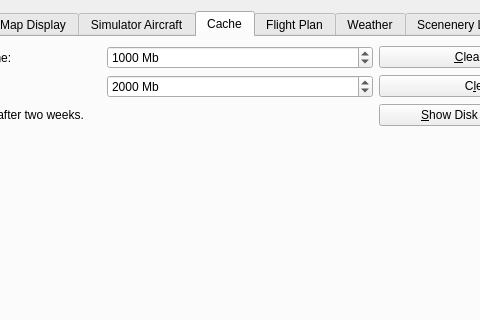
Above: src/options/options.ui from albar965/littlenavmap before the change; both pictures show x 186 to 666 and y 0 to 320 of the 852 by 438 pixel window. Below: the same form after it.
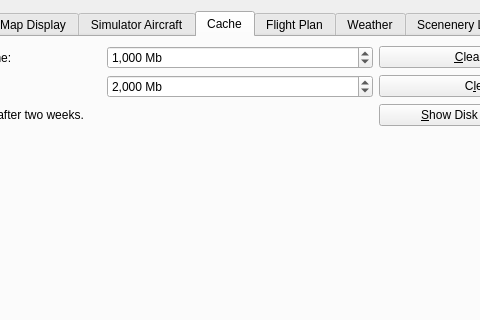
That is the form after the change. The open tabs and pages were chosen to show the change.

Commit message: Removed all unneeded marble plugins.

```diff
--- a/src/options/options.ui
+++ b/src/options/options.ui
@@ -600,6 +600,9 @@
       <layout class="QGridLayout" name="gridLayout_4">
        <item row="1" column="1">
         <widget class="QSpinBox" name="spinBoxOptionsCacheDiskSize">
+         <property name="showGroupSeparator" stdset="0">
+          <bool>true</bool>
+         </property>
          <property name="suffix">
           <string> Mb</string>
          </property>
@@ -619,6 +622,9 @@
        </item>
        <item row="0" column="1">
         <widget class="QSpinBox" name="spinBoxOptionsCacheMemorySize">
+         <property name="showGroupSeparator" stdset="0">
+          <bool>true</bool>
+         </property>
          <property name="suffix">
           <string> Mb</string>
          </property>
```
Left out of the diff: 3 changed lines with no effect on the pictures. The commit also changes 1 other file.
